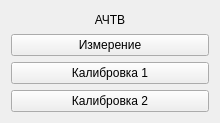
Above: choisedialog/ko2.ui from krang4d/Agrekola before the change. Below: the same form after it.
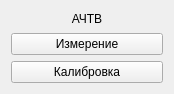
That is the form after the change.

```diff
--- a/choisedialog/ko2.ui
+++ b/choisedialog/ko2.ui
@@ -6,8 +6,8 @@
    <rect>
     <x>0</x>
     <y>0</y>
-    <width>220</width>
-    <height>123</height>
+    <width>174</width>
+    <height>94</height>
    </rect>
   </property>
   <property name="windowTitle">
@@ -42,23 +42,13 @@
      <item>
       <widget class="QPushButton" name="calibr1Button">
        <property name="text">
-        <string>Калибровка 1</string>
+        <string>Калибровка</string>
        </property>
        <property name="shortcut">
         <string>Ctrl+Return</string>
        </property>
       </widget>
      </item>
-     <item>
-      <widget class="QPushButton" name="calibr2Button">
-       <property name="text">
-        <string>Калибровка 2</string>
-       </property>
-       <property name="shortcut">
-        <string>Ctrl+Shift+Return</string>
-       </property>
-      </widget>
-     </item>
     </layout>
    </item>
   </layout>
```
